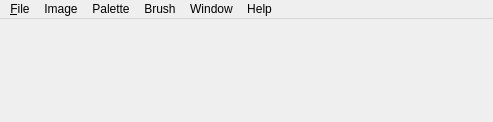
Old version of the form src/mainwindow.ui in the repository Vesuri/excellence.
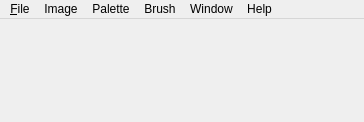
New version of the form.

Commit message:
Fit main window to toolbar width; expand tool buttons to fill available space
Default window width reduced from 493 to 364 to match the toolbar's natural
size. Tool buttons now use MinimumExpanding horizontal policy so they grow
evenly when the window is widened.

```diff
--- a/src/mainwindow.ui
+++ b/src/mainwindow.ui
@@ -6,7 +6,7 @@
    <rect>
     <x>0</x>
     <y>0</y>
-    <width>493</width>
+    <width>364</width>
     <height>122</height>
    </rect>
   </property>
@@ -54,7 +54,7 @@
     <rect>
      <x>0</x>
      <y>0</y>
-     <width>493</width>
+     <width>364</width>
      <height>24</height>
     </rect>
    </property>
```
The commit also changes 1 other file.
